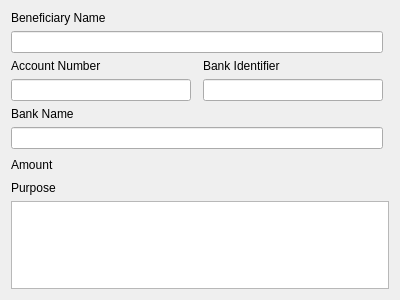
First picture: the form in kmymoney/widgets/onlinejobedit/germancredittransferedit.ui, repository KDE/kmymoney, before the edit.
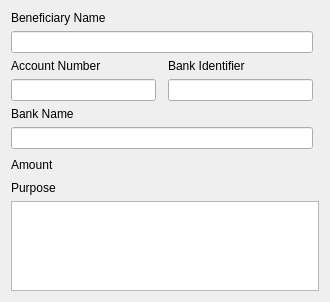
Second picture: the form after the edit. Custom widgets are drawn as their Qt base class.

Commit message:
Added min width to some fields in credit transfer widgets
The amount and purpose fields were reported to be too small.

```diff
--- a/kmymoney/widgets/onlinejobedit/germancredittransferedit.ui
+++ b/kmymoney/widgets/onlinejobedit/germancredittransferedit.ui
@@ -6,8 +6,8 @@
    <rect>
     <x>0</x>
     <y>0</y>
-    <width>400</width>
-    <height>300</height>
+    <width>330</width>
+    <height>302</height>
    </rect>
   </property>
   <property name="windowTitle">
@@ -211,8 +211,8 @@
      </property>
      <property name="minimumSize">
       <size>
-       <width>0</width>
-       <height>2</height>
+       <width>70</width>
+       <height>30</height>
       </size>
      </property>
      <property name="tabChangesFocus">
```
Left out of the diff: 6 changed lines with no effect on the pictures. The commit also changes 1 other file.
